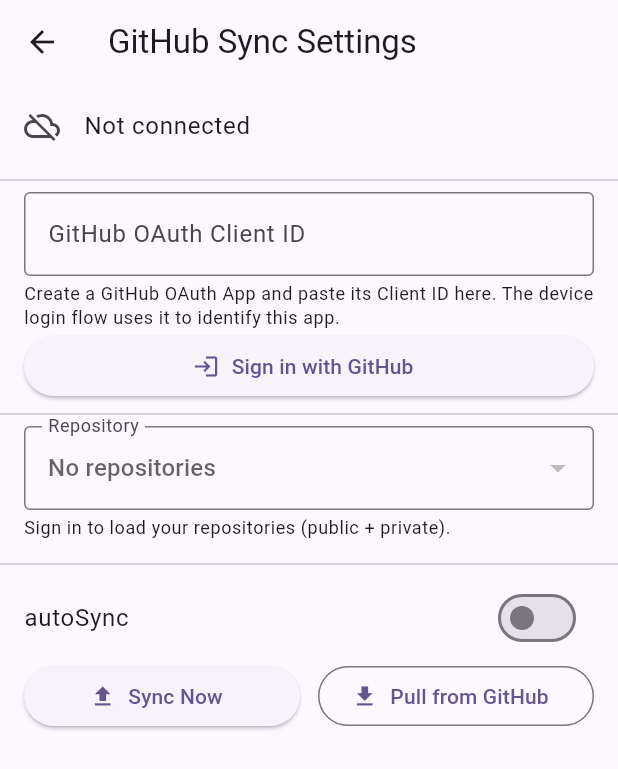
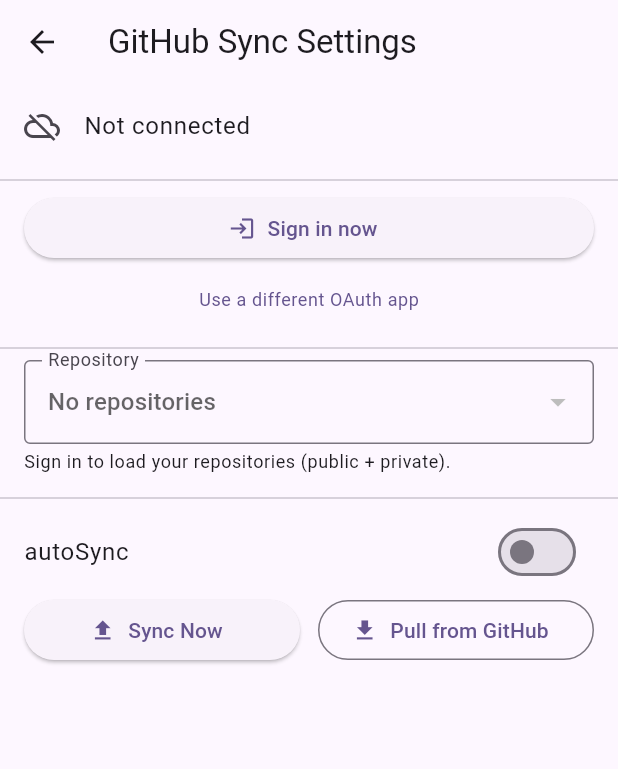
Before and after one commit to IdentityVplayer/free-note, a Flutter app: the GitHubSyncSettingsScreen screen opened directly with empty values, on a phone screen of 412 x 824 dp. Shown: the top 769 px of the screen. Run offline on Flutter 3.47's test engine with Material 3 defaults, Android fonts, the phone set to English and light mode, and no system bars; our stand-ins replace flutter_markdown, permission_handler, yaml; missing offline and left inert: flutter_math_fork, markdown.

Commit message:
v1.9.7: OAuth 默认 Client ID + 立即登录；AutoSave 改返回/后台保存；插件开关实时 + WordCount/Export 真正生效

```diff
--- a/lib/l10n/app_en.json
+++ b/lib/l10n/app_en.json
@@ -144,5 +144,7 @@
   "githubLoadRepos": "Reload repositories",
   "githubCopiedCode": "Copied: {0}",
   "githubEnterThisCode": "Enter this code on GitHub",
-  "githubTapCopyHint": "Tap the code to copy it to clipboard"
+  "githubTapCopyHint": "Tap the code to copy it to clipboard",
+  "githubLoginNow": "Sign in now",
+  "githubUseOtherOauth": "Use a different OAuth app"
 }
--- a/lib/l10n/app_ja.json
+++ b/lib/l10n/app_ja.json
@@ -144,5 +144,7 @@
   "githubLoadRepos": "リポジトリを再読み込み",
   "githubCopiedCode": "コピー済: {0}",
   "githubEnterThisCode": "GitHub のページでこのコードを入力",
-  "githubTapCopyHint": "コードをタップするとクリップボードにコピー"
+  "githubTapCopyHint": "コードをタップするとクリップボードにコピー",
+  "githubLoginNow": "今すぐログイン",
+  "githubUseOtherOauth": "別のOAuthでログイン"
 }
--- a/lib/l10n/app_zh.json
+++ b/lib/l10n/app_zh.json
@@ -144,5 +144,7 @@
   "githubLoadRepos": "重新加载仓库",
   "githubCopiedCode": "已复制：{0}",
   "githubEnterThisCode": "在 GitHub 页面上输入此验证码",
-  "githubTapCopyHint": "点击验证码可复制到剪贴板"
+  "githubTapCopyHint": "点击验证码可复制到剪贴板",
+  "githubLoginNow": "立即登录",
+  "githubUseOtherOauth": "使用其他的Oauth登录"
 }
--- a/lib/screens/github_sync_settings_screen.dart
+++ b/lib/screens/github_sync_settings_screen.dart
@@ -37,13 +37,17 @@
   /// Set true to abort an in-flight poll.
   bool _cancelPolling = false;
 
+  /// Whether the custom-client-id field is expanded ("使用其他的Oauth登录").
+  bool _showCustomClientId = false;
+
   @override
   void initState() {
     super.initState();
     final s = widget.host.settings;
-    _clientIdController = TextEditingController(
-      text: s.githubClientId ?? GitHubSyncService.defaultClientId,
-    );
+    // Start empty so the default OAuth is used immediately; only prefill when
+    // the user previously chose a custom OAuth App.
+    _clientIdController = TextEditingController(text: s.githubClientId ?? '');
+    _showCustomClientId = s.githubClientId != null && s.githubClientId!.isNotEmpty;
     _selectedRepo = s.githubRepo;
     if (s.githubToken != null && s.githubToken!.isNotEmpty) {
       _loadRepos(s.githubToken!);
@@ -231,7 +235,8 @@
           ),
           const Divider(),
 
-          // ── Client ID ──
+          // ── Custom OAuth client id (collapsed by default) ──
+          if (_showCustomClientId) ...[
             Padding(
               padding: const EdgeInsets.symmetric(horizontal: 16),
               child: TextField(
@@ -250,6 +255,8 @@
                 style: Theme.of(context).textTheme.bodySmall,
               ),
             ),
+            const SizedBox(height: 12),
+          ],
 
           // ── Authorizing state: big user code + cancel ──
           if (authorizing) ...[
@@ -265,7 +272,7 @@
                 Expanded(
                   child: ElevatedButton.icon(
                     icon: const Icon(Icons.login),
-                    label: Text(l10n.t('githubLogin')),
+                    label: Text(l10n.t('githubLoginNow')),
                     onPressed: _busy ? null : _startLogin,
                   ),
                 ),
@@ -281,6 +288,19 @@
                   ),
                 ],
               ],
+            ),
+          ),
+          // Small line: use a different OAuth app.
+          if (!connected && !authorizing && !_showCustomClientId)
+            Center(
+              child: TextButton(
+                onPressed: () => setState(() => _showCustomClientId = true),
+                child: Text(
+                  l10n.t('githubUseOtherOauth'),
+                  style: Theme.of(context).textTheme.bodySmall?.copyWith(
+                    color: Theme.of(context).colorScheme.primary,
+                  ),
+                ),
               ),
             ),
           const Divider(),
--- a/lib/services/github_sync_service.dart
+++ b/lib/services/github_sync_service.dart
@@ -11,10 +11,9 @@
 /// Notes are stored as a single `notes/notes.json` file (with frontmatter
 /// mirrored locally as individual `.md` files by the storage layer).
 class GitHubSyncService {
-  /// Default OAuth App client_id for the Device login flow. Replace with your
-  /// own GitHub OAuth App's client_id (Settings → Developer settings → OAuth
-  /// Apps). The device flow requires a registered OAuth App.
-  static const String defaultClientId = '';
+  /// Default GitHub OAuth App client_id for the Device login flow. Users can
+  /// override it with their own OAuth App via "使用其他的Oauth登录".
+  static const String defaultClientId = 'Ov23liBn5JuhulMcevmz';
 
   String? token;
   String? repo; // format: owner/repo
--- a/pubspec.yaml
+++ b/pubspec.yaml
@@ -1,7 +1,7 @@
 name: free_note
 description: "Free Note - A multifunctional cross-platform note-taking app with Markdown, Plugins, AI, GitHub Sync, i18n and Dark Mode."
 publish_to: 'none'
-version: 1.9.5+24
+version: 1.9.7+25
 
 environment:
   sdk: ^3.12.2
```
Also changed, not shown: lib/screens/editor_screen.dart (+51 -18 lines), lib/screens/plugins_screen.dart (+16 -4 lines), 1 other file. Lines whose indentation alone changed are shown as unchanged.
